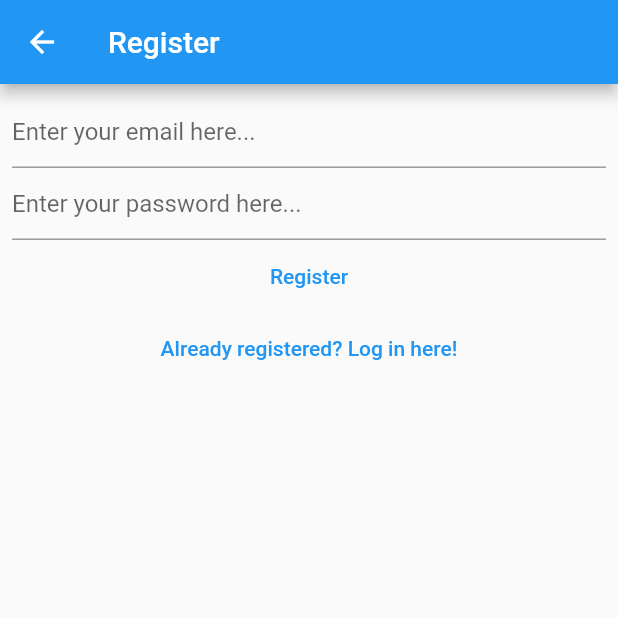
After one commit to andriiSad/reminders_mobx, a Flutter app: the RegisterView screen opened directly, on a phone screen of 412 x 824 dp, the top half of it. The commit adds this screen. Run offline on Flutter 3.47's test engine with Material 2 defaults, Android fonts, the light colour scheme and no system bars; our stand-ins replace cloud_firestore, firebase_auth, firebase_core, flutter_hooks, mobx; accounts and stored records are empty; generated files the repository leaves out were written again.

Commit message:
added login and register views

```diff
--- a/lib/loading/loading_screen.dart
+++ b/lib/loading/loading_screen.dart
@@ -6,7 +6,7 @@ import 'loading_screen_controller.dart';
 class LoadingScreen {
   //singleton pattern
   LoadingScreen._sharedInstance();
-  static late final LoadingScreen _shared = LoadingScreen._sharedInstance();
+  static final LoadingScreen _shared = LoadingScreen._sharedInstance();
   factory LoadingScreen.instance() => _shared;
 
   LoadingScreenController? _controller;
--- a/lib/state/app_state.dart
+++ b/lib/state/app_state.dart
@@ -6,6 +6,7 @@ import 'package:reminders_mobx/state/reminder.dart';
 
 part 'app_state.g.dart';
 
+// ignore: library_private_types_in_public_api
 class AppState = _AppState with _$AppState;
 
 abstract class _AppState with Store {
--- a/lib/state/reminder.dart
+++ b/lib/state/reminder.dart
@@ -2,6 +2,7 @@ import 'package:mobx/mobx.dart';
 
 part 'reminder.g.dart';
 
+// ignore: library_private_types_in_public_api
 class Reminder = _Reminder with _$Reminder;
 
 abstract class _Reminder with Store {
--- /dev/null
+++ b/lib/views/register_view.dart
@@ -0,0 +1,69 @@
+import 'package:flutter/material.dart';
+import 'package:flutter_hooks/flutter_hooks.dart';
+import 'package:provider/provider.dart';
+import 'package:reminders_mobx/extensions/if_debugging.dart';
+import 'package:reminders_mobx/state/app_state.dart';
+
+class RegisterView extends HookWidget {
+  const RegisterView({super.key});
+
+  @override
+  Widget build(BuildContext context) {
+    final emailController =
+        useTextEditingController(text: 'test@test.com'.ifDebugging);
+    final passwordController =
+        useTextEditingController(text: 'test123'.ifDebugging);
+    return Scaffold(
+      appBar: AppBar(
+        title: const Text(
+          'Register',
+        ),
+      ),
+      body: Padding(
+        padding: const EdgeInsets.all(8.0),
+        child: Column(
+          children: [
+            TextField(
+              controller: emailController,
+              decoration: const InputDecoration(
+                hintText: 'Enter your email here...',
+              ),
+              keyboardType: TextInputType.emailAddress,
+              keyboardAppearance: Brightness.dark,
+            ),
+            TextField(
+              controller: passwordController,
+              decoration: const InputDecoration(
+                hintText: 'Enter your password here...',
+              ),
+              keyboardAppearance: Brightness.dark,
+              obscureText: true,
+            ),
+            TextButton(
+              onPressed: () {
+                final email = emailController.text;
+                final password = passwordController.text;
+                context
+                    .read<AppState>()
+                    .register(email: email, password: password);
+              },
+              child: const Text(
+                'Register',
+              ),
+            ),
+            TextButton(
+              onPressed: () {
+                context.read<AppState>().goTo(
+                      AppScreen.login,
+                    );
+              },
+              child: const Text(
+                'Already registered? Log in here!',
+              ),
+            ),
+          ],
+        ),
+      ),
+    );
+  }
+}
```
Also changed, not shown: lib/views/login_view.dart (added, +69 -0 lines), lib/views/main_popup_menu_button.dart (added, +53 -0 lines).
